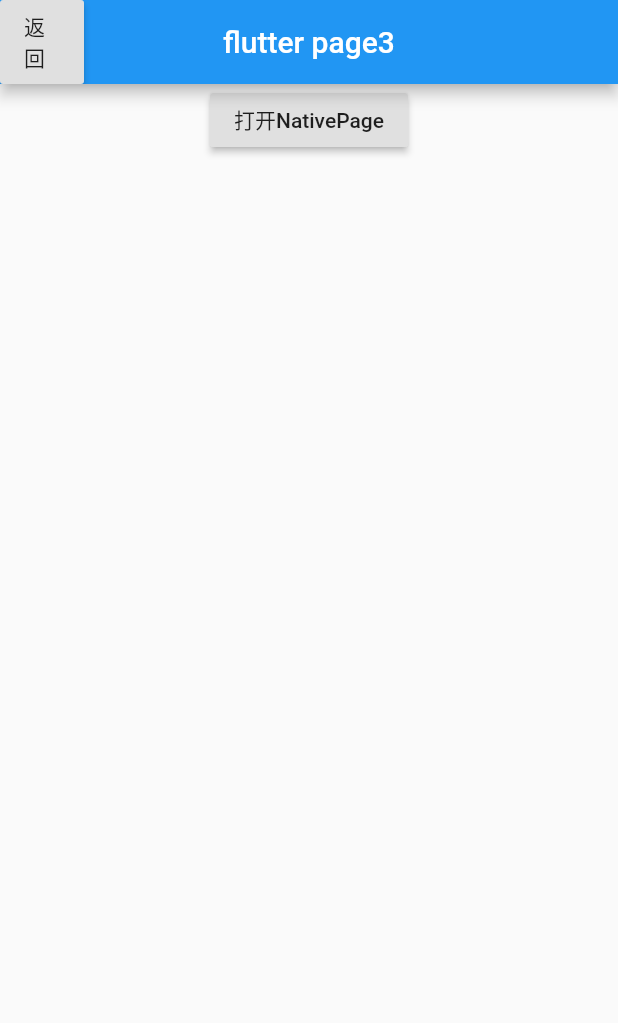
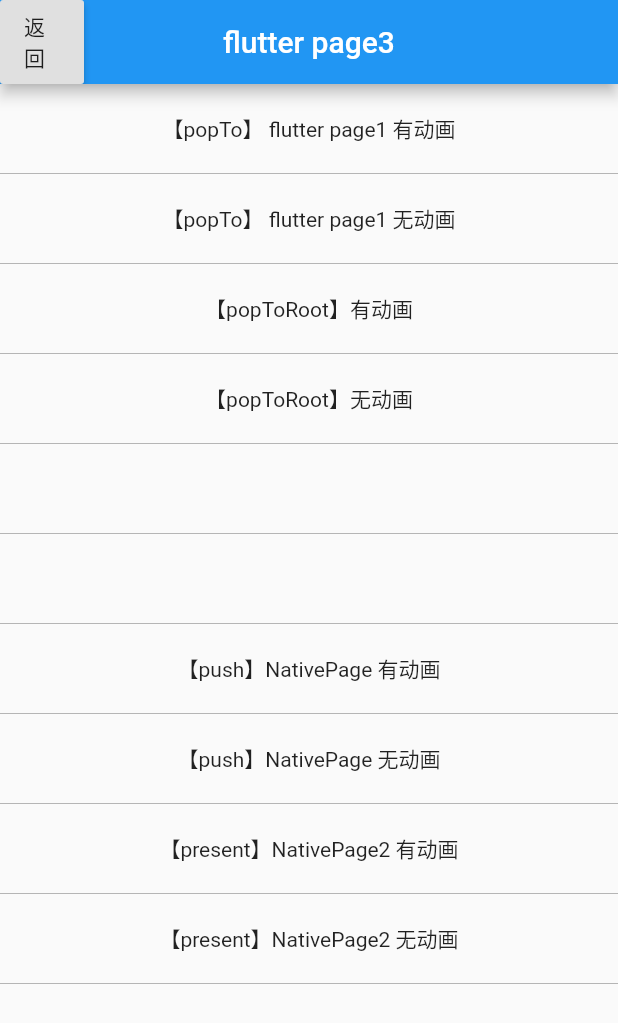
Before and after one commit to tal-tech/d_stack, a Flutter app: the Page3 screen opened directly, on a phone screen of 412 x 824 dp. Shown: the top 1023 px of the screen. Run offline on Flutter 3.47's test engine with Material 2 defaults, Android fonts, the phone set to English and light mode, and no system bars; missing offline and left inert: d_stack; statements that could not run were skipped.

Commit message:
添加测试用例

```diff
--- a/example/lib/page_widgets.dart
+++ b/example/lib/page_widgets.dart
@@ -7,10 +7,8 @@
  * tartget: page_widgets
  */
 
-//import 'package:battery/battery.dart';
-import 'dart:io';
-
 import 'package:d_stack/d_stack.dart';
+import 'package:d_stack_example/test_case.dart';
 import 'package:flutter/material.dart';
 
 class Student {
@@ -26,6 +24,29 @@ class Page1 extends StatefulWidget {
   }
 }
 
+Widget _caseWidget(List<Map> items) {
+  return Center(
+    child: ListView.builder(
+      itemExtent: 60,
+      itemCount: items.length,
+      itemBuilder: (BuildContext context, index) {
+        Map caseMap = items[index];
+        return GestureDetector(
+          behavior: HitTestBehavior.opaque,
+          child: Container(
+            alignment: Alignment.center,
+            decoration: BoxDecoration(
+                border:
+                    Border(bottom: BorderSide(color: Colors.grey, width: 0.5))),
+            child: Text(caseMap["text"]),
+          ),
+          onTap: caseMap["clicked"],
+        );
+      },
+    ),
+  );
+}
+
 class _Page1 extends State<Page1> {
   @override
   Widget build(BuildContext context) {
@@ -39,57 +60,7 @@ class _Page1 extends State<Page1> {
             },
           )),
       backgroundColor: Colors.white,
-      body: Center(
-        child: Column(
-          children: [
-            TextField(),
-            RaisedButton(
-              child: Text('push flutter page 2'),
-              onPressed: () {
-                Student student = Student();
-                student.name = '😁🍎111';
-                student.age = 12;
-
-                // 自定义动画
-                // DStack.animationPage('page2', PageType.flutter,
-                //     (BuildContext context,
-                //         Animation<double> animation,
-                //         Animation<double> secondaryAnimation,
-                //         WidgetBuilder widgetBuilder) {
-                //   Offset startOffset = const Offset(1.0, 0.0);
-                //   Offset endOffset = const Offset(0.0, 0.0);
-                //   return SlideTransition(
-                //     position: new Tween<Offset>(
-                //       begin: startOffset,
-                //       end: endOffset,
-                //     ).animate(animation),
-                //     child: widgetBuilder(context),
-                //   );
-                // },
-                //     params: {'key1': 12},
-                //     transitionDuration: Duration(milliseconds: 250));
-
-                // DStack.pushWithAnimation('page2', PageType.flutter,
-                //     (context, animation, secondaryAnimation, child) {
-                //   Offset startOffset = const Offset(1.0, 0.0);
-                //   Offset endOffset = const Offset(0.0, 0.0);
-                //   return SlideTransition(
-                //     position: new Tween<Offset>(
-                //       begin: startOffset,
-                //       end: endOffset,
-                //     ).animate(animation),
-                //     child: child,
-                //   );
-                // }, popGesture: true);
-
-                DStack.push('page2', PageType.flutter).then((data) {
-                  return print('pop to Page1 result $data');
-                });
-              },
-            ),
-          ],
-        ),
-      ),
+      body: _caseWidget(TestCase.openFlutterPageCase),
     );
   }
 
@@ -111,21 +82,10 @@ class Page2 extends StatelessWidget {
           leading: RaisedButton(
             child: Text('返回'),
             onPressed: () {
-              Student student = Student();
-              student.name = '😁🍎33333';
-              student.age = 12;
-              DStack.pop(result: {'params': 'value222'}, animated: false);
+              DStack.pop();
             },
           )),
-      body: Center(
-        child: RaisedButton(
-          child: Text('present flutter page 3'),
-          onPressed: () {
-            // DStack.present('page3', PageType.flutter);
-            DStack.push('page3', PageType.flutter);
-          },
-        ),
-      ),
+      body: _caseWidget(TestCase.closeFlutterPage),
     );
   }
 }
@@ -133,19 +93,6 @@ class Page2 extends StatelessWidget {
 class Page3 extends StatelessWidget {
   @override
   Widget build(BuildContext context) {
-    Widget present() {
-      if (Platform.isIOS) {
-        return RaisedButton(
-          child: Text('Present打开NativePage2'),
-          onPressed: () {
-            DStack.push("NativePage2", PageType.native,
-                params: {"name": "flutter 传递的", "id": 1000000});
-          },
-        );
-      }
-      return Container();
-    }
-
     return Scaffold(
       appBar: AppBar(
           title: Text('flutter page3'),
@@ -155,20 +102,7 @@ class Page3 extends StatelessWidget {
               DStack.pop();
             },
           )),
-      body: Center(
-          child: Column(
-        children: <Widget>[
-          RaisedButton(
-            child: Text('打开NativePage'),
-            onPressed: () {
-              // DStack.push("NativePage", PageType.native,
-              //     params: {"name": "flutter 传递的", "id": 1000000});
-              DStack.popTo("page1", PageType.flutter, animated: true);
-            },
-          ),
-          present(),
-        ],
-      )),
+      body: _caseWidget(TestCase.popToPage),
     );
   }
 }
--- /dev/null
+++ b/example/lib/test_case.dart
@@ -0,0 +1,249 @@
+/*
+ * Created with Android Studio.
+ * User: linkewen
+ * Date: 2020/12/4
+ * Time: 15:12
+ * target: 测试用例
+ */
+
+import 'dart:ui';
+
+import 'package:d_stack/d_stack.dart';
+import 'package:d_stack_example/page_widgets.dart';
+import 'package:flutter/cupertino.dart';
+
+class TestCase {
+  /// 打开flutter页面用例
+  static List<Map> openFlutterPageCase = [
+    {
+      "text": "【push】 flutter page2 有动画",
+      "clicked": () {
+        DStack.push('page2', PageType.flutter);
+      }
+    },
+    {
+      "text": "【push】 flutter page2 无动画",
+      "clicked": () {
+        DStack.push('page2', PageType.flutter, animated: false);
+      }
+    },
+    {
+      "text": "【present】 flutter page2 有动画",
+      "clicked": () {
+        DStack.present('page2', PageType.flutter);
+      }
+    },
+    {
+      "text": "【present】 flutter page2 无动画",
+      "clicked": () {
+        DStack.present('page2', PageType.flutter, animated: false);
+      }
+    },
+    {
+      "text": "【replace】 flutter page2 有动画",
+      "clicked": () {
+        DStack.replace('page2', PageType.flutter);
+      }
+    },
+    {
+      "text": "【replace】 flutter page2 无动画",
+      "clicked": () {
+        DStack.replace('page2', PageType.flutter, animated: false);
+      }
+    },
+    {
+      "text": "【pushBuild】 flutter page2 有动画",
+      "clicked": () {
+        DStack.pushBuild('page2', PageType.flutter, (context) {
+          return Page2();
+        });
+      }
+    },
+    {
+      "text": "【pushBuild】 flutter page2 无动画",
+      "clicked": () {
+        DStack.pushBuild('page2', PageType.flutter, (context) {
+          return Page2();
+        }, animated: false);
+      }
+    },
+    {
+      "text": "【pushWithAnimation】 flutter page2 有动画，无手势返回",
+      "clicked": () {
+        DStack.pushWithAnimation("page2", PageType.flutter,
+            (context, animation, secondaryAnimation, child) {
+          Offset startOffset = const Offset(1.0, 0.0);
+          Offset endOffset = const Offset(0.0, 0.0);
+          return SlideTransition(
+            position: Tween<Offset>(
+              begin: startOffset,
+              end: endOffset,
+            ).animate(animation),
+            child: child,
+          );
+        });
+      }
+    },
+    {
+      "text": "【pushWithAnimation】 flutter page2 有动画，有手势返回",
+      "clicked": () {
+        DStack.pushWithAnimation("page2", PageType.flutter,
+            (context, animation, secondaryAnimation, child) {
+          Offset startOffset = const Offset(1.0, 0.0);
+          Offset endOffset = const Offset(0.0, 0.0);
+          return SlideTransition(
+            position: Tween<Offset>(
+              begin: startOffset,
+              end: endOffset,
+            ).animate(animation),
+            child: child,
+          );
+        }, popGesture: true);
+      }
+    },
+    {
+      "text": "【pushWithAnimation】 flutter page2 无动画，无手势返回",
+      "clicked": () {
+        DStack.pushWithAnimation("page2", PageType.flutter,
+            (context, animation, secondaryAnimation, child) {
+          Offset startOffset = const Offset(1.0, 0.0);
+          Offset endOffset = const Offset(0.0, 0.0);
+          return SlideTransition(
+            position: Tween<Offset>(
+              begin: startOffset,
+              end: endOffset,
+            ).animate(animation),
+            child: child,
+          );
+        }, pushDuration: Duration.zero);
+      }
+    },
+    {
+      "text": "【pushWithAnimation】 flutter page2 无动画，有手势返回",
+      "clicked": () {
+        DStack.pushWithAnimation("page2", PageType.flutter,
+            (context, animation, secondaryAnimation, child) {
+          Offset startOffset = const Offset(1.0, 0.0);
+          Offset endOffset = const Offset(0.0, 0.0);
+          return SlideTransition(
+            position: Tween<Offset>(
+              begin: startOffset,
+              end: endOffset,
+            ).animate(animation),
+            child: child,
+          );
+        }, pushDuration: Duration.zero, popGesture: true);
+      }
+    },
+    {
+      "text": "【pushWithAnimation】 flutter page2, replace",
+      "clicked": () {
+        DStack.pushWithAnimation("page2", PageType.flutter,
+            (context, animation, secondaryAnimation, child) {
+          Offset startOffset = const Offset(1.0, 0.0);
+          Offset endOffset = const Offset(0.0, 0.0);
+          return SlideTransition(
+            position: Tween<Offset>(
+              begin: startOffset,
+              end: endOffset,
+            ).animate(animation),
+            child: child,
+          );
+        }, replace: true);
+      }
+    },
+  ];
+
+  /// 关闭flutter页面用例
+  static List<Map> closeFlutterPage = [
+    {
+      "text": "【pop】 flutter page2 有动画",
+      "clicked": () {
+        DStack.pop();
+      }
+    },
+    {
+      "text": "【pop】 flutter page2 无动画",
+      "clicked": () {
+        DStack.pop(animated: false);
+      }
+    },
+    {
+      "text": "【dismiss】 flutter page2 有动画",
+      "clicked": () {
+        DStack.dismiss();
+      }
+    },
+    {
+      "text": "【dismiss】 flutter page2 无动画",
+      "clicked": () {
+        DStack.pop(animated: false);
+      }
+    },
+    {"text": "", "clicked": () {}},
+    {
+      "text": "打开 flutter page3",
+      "clicked": () {
+        DStack.push('page3', PageType.flutter);
+      }
+    },
+  ];
+
+  /// 关闭一组页面用例
+  static List<Map> popToPage = [
+    {
+      "text": "【popTo】 flutter page1 有动画",
+      "clicked": () {
+        DStack.popTo("page1", PageType.flutter);
+      }
+    },
+    {
+      "text": "【popTo】 flutter page1 无动画",
+      "clicked": () {
+        DStack.popTo("page1", PageType.flutter, animated: false);
+      }
+    },
+    {
+      "text": "【popToRoot】有动画",
+      "clicked": () {
+        DStack.popToRoot();
+      }
+    },
+    {
+      "text": "【popToRoot】无动画",
+      "clicked": () {
+        DStack.popToRoot(animated: false);
+      }
+    },
+    {"text": "", "clicked": () {}},
+    {"text": "", "clicked": () {}},
+    {
+      "text": "【push】NativePage 有动画",
+      "clicked": () {
+        DStack.push("NativePage", PageType.native,
+            params: {"name": "flutter 传递的", "id": 1000000});
+      }
+    },
+    {
+      "text": "【push】NativePage 无动画",
+      "clicked": () {
+        DStack.push("NativePage", PageType.native,
+            params: {"name": "flutter 传递的", "id": 1000000}, animated: false);
+      }
+    },
+    {
+      "text": "【present】NativePage2 有动画",
+      "clicked": () {
+        DStack.present("NativePage2", PageType.native,
+            params: {"name": "flutter 传递的", "id": 1000000});
+      }
+    },
+    {
+      "text": "【present】NativePage2 无动画",
+      "clicked": () {
+        DStack.present("NativePage2", PageType.native,
+            params: {"name": "flutter 传递的", "id": 1000000}, animated: false);
+      }
+    },
+  ];
+}
--- a/lib/navigator/dnavigator_manager.dart
+++ b/lib/navigator/dnavigator_manager.dart
@@ -97,11 +97,14 @@ class DNavigatorManager {
           popTransition: popDuration,
           animationBuilder: animationBuilder,
           popGesture: popGesture);
+      if (replace) {
+        DNavigatorManager.nodeHandle(
+            routeName, pageType, DStackConstant.replace,
+            result: {}, route: route);
+        return _navigator.pushReplacement(route);
+      }
       DNavigatorManager.nodeHandle(routeName, pageType, DStackConstant.push,
           result: {}, route: route);
-      if (replace) {
-        return _navigator.pushReplacement(route);
-      }
       return _navigator.push(route);
     } else {
       DNavigatorManager.nodeHandle(routeName, pageType, DStackConstant.push,
@@ -339,7 +342,7 @@ class DNavigatorManager {
       case DStackConstant.pop:
         {
           final DNode node = nodeEntity.nodeList.first;
-          return DNavigatorManager.gardPop(node.params, node.animated);
+          return DNavigatorManager.gardPop(node.params, nodeEntity.animated);
         }
         break;
       case DStackConstant.popTo:
@@ -366,7 +369,7 @@ class DNavigatorManager {
       case DStackConstant.dismiss:
         {
           final DNode node = nodeEntity.nodeList.first;
-          return DNavigatorManager.gardPop(node.params, node.animated);
+          return DNavigatorManager.gardPop(node.params, nodeEntity.animated);
         }
         break;
       case DStackConstant.gesture:
```
Also changed, not shown: 3 other files.
